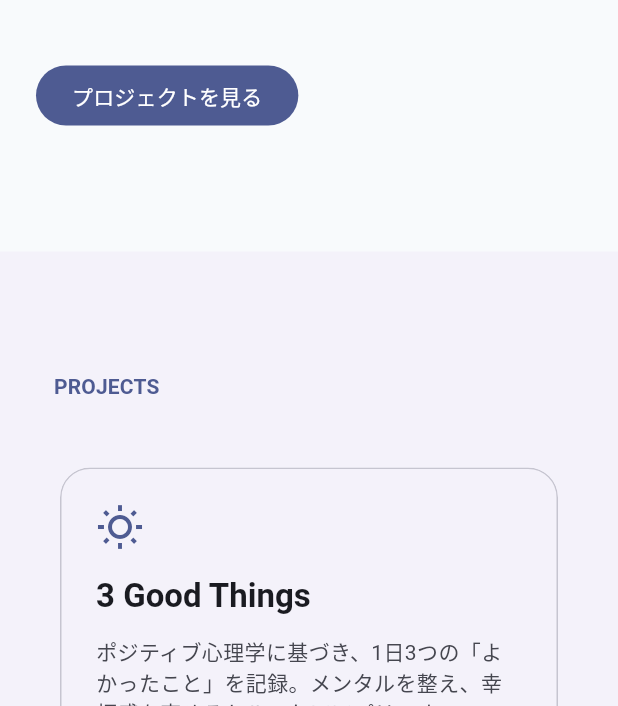
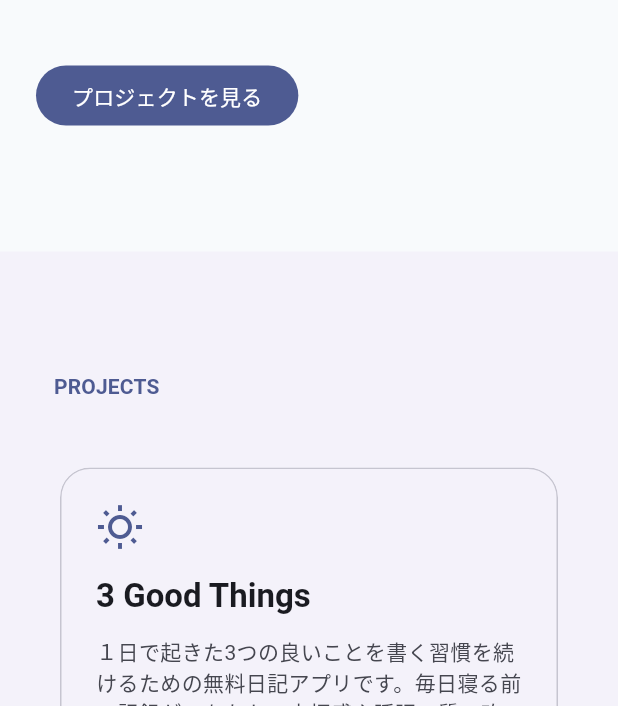
Before and after one commit to sasae-works/sasae_portal, a Flutter app: the screen it shows after launch, on a phone screen of 412 x 824 dp, the part 530-1236 px from its top. Run offline on Flutter 3.47's test engine with Material 3 defaults, Android fonts, the phone set to English and light mode, and no system bars.

Commit message:
プロジェクト情報の拡充およびアプリストアリンクの実装
- `Project` モデルを拡張し、開発背景、こだわり、各ストアリンク、公開日、バージョン情報等のフィールドを追加
- ホーム画面（`home_screen.dart`）のプロジェクトリストを更新
    - 「3 Good Things」「褒め日記」「ココロリサーチ」の各アプリ説明文を詳細化
    - 新規プロジェクト「バッグの中身」を追加
    - 全プロジェクトにストアURLや開発詳細データを追加
- プロジェクト詳細画面（`project_detail_screen.dart`）の構成変更
    - `url_launcher` を導入し、GitHubリンクの代わりに Google Play / App Store のバッジ画像ボタンを配置
    - バッジ画像アセット（`googlePlay.png`, `appStore.png`）を追加
- `pubspec.yaml` および `pubspec.lock` の更新
    - `url_launcher` および `google_fonts` パッケージを追加
    - アセットディレクトリ（`assets/`）を有効化
- プロジェクトの表示名を「Sasae Project」から「Sasae Works」へ変更
- 各プラットフォーム（iOS, macOS, Linux, Windows）のプラグイン設定ファイルを更新（`url_launcher` 対応等）

```diff
--- a/lib/main.dart
+++ b/lib/main.dart
@@ -5,6 +5,8 @@ void main() {
   runApp(const MyApp());
 }
 
+/// The main application widget for Sasae Works.
+/// Main entry point for the Sasae Works portal application.
 class MyApp extends StatelessWidget {
   const MyApp({super.key});
 
@@ -21,7 +23,7 @@ class MyApp extends StatelessWidget {
 
     return MaterialApp(
       debugShowCheckedModeBanner: false,
-      title: 'Sasae Project',
+      title: 'Sasae Works',
       theme: base.copyWith(
         scaffoldBackgroundColor: base.colorScheme.surface,
         appBarTheme: AppBarTheme(
--- a/lib/models/project.dart
+++ b/lib/models/project.dart
@@ -6,12 +6,29 @@ class Project {
     required this.icon,
     required this.description,
     required this.techStack,
+    required this.contentsText,//開発の背景
+    required this.attentionToDetail,//こだわり
+
+    //TODO もし移管できたならリンクは修正すべき
+    required this.googlePlayLink,//Googleリンク
+    required this.appStoreLink,//AppStoreリンク
+    required this.createDate,//公開日
+    required this.updateDate,//アップデート日
+    required this.version,//最新バージョン
   });
 
   final String title;
   final IconData icon;
   final String description;
+  final String contentsText;
+  final String attentionToDetail;
   final String techStack;
+  final String googlePlayLink;
+  final String appStoreLink;
+  final String createDate;
+  final String updateDate;
+  final String version;
+
 
   List<String> get techTags =>
       techStack.split(' / ').map((s) => s.trim()).where((s) => s.isNotEmpty).toList();
--- a/lib/screens/home_screen.dart
+++ b/lib/screens/home_screen.dart
@@ -177,26 +177,72 @@ class _ProjectsSection extends StatelessWidget {
       const Project(
         title: '3 Good Things',
         icon: Icons.wb_sunny_outlined,
-        description: 'ポジティブ心理学に基づき、1日3つの「よかったこと」を記録。メンタルを整え、幸福感を高めるセルフケアアプリです。',
+        description: '１日で起きた3つの良いことを書く習慣を続けるための無料日記アプリです。毎日寝る前の記録が、あなたの幸福感や睡眠の質の改善に役立つことが報告されています😴\nぜひ続けて、心地よい毎日を目指しましょう!\n\n★ このアプリがおすすめな人 ★\n・日記を習慣にしたいけど続かない\n・ネガティブな考えを改善したい\n・忙しくても自分と向き合う時間が欲しい\n・小さな幸せや成長を感じたい\n・写真や音声でも記録を残したい。\n・バックアップ対応の安心な日記アプリを探している',
+        // description: 'ポジティブ心理学に基づき、1日3つの「よかったこと」を記録。メンタルを整え、幸福感を高めるセルフケアアプリです。',
+        contentsText: "開発の背景",
+        attentionToDetail: "こだわり",
         techStack: 'Flutter / Dart / Drift',
+        googlePlayLink: 'https://play.google.com/store/apps/details?id=com.taylorsguild.three_good_things',
+        appStoreLink: 'https://apps.apple.com/jp/app/3-good-things-%E5%AF%9D%E3%82%8B%E5%89%8D3%E3%81%A4%E3%81%AE%E8%89%AF%E3%81%8B%E3%81%A3%E3%81%9F%E3%81%93%E3%81%A8%E6%97%A5%E8%A8%98/id6443807421',
+        createDate: '2022年10月26日',
+        updateDate: '2025年10月23日',
+        version: '2.1.0',
       ),
+
       const Project(
         title: '褒め日記',
         icon: Icons.thumb_up_alt_outlined,
-        description: '毎日の小さな成功を記録し、自己肯定感を高めます。Driftを用いた完全ローカル保存で、プライバシーを守ります。',
+        description: '『褒め日記』 - あなたの小さな成功を記録するアプリ！\n毎日、自分を褒めることでポジティブな自分になりましょう😊\n\n★ このアプリがおすすめな人 ★\n・日記を書く習慣を身につけたい方\n・ポジティブな思考を持ちたい方\n・忙しくて時間がない方\n・過去の思い出を振り返りたい方:\n・分かりやすい成果をみて肯定感アップ\n・SNSでのシェアを楽しみたい方',
+        // description: '毎日の小さな成功を記録し、自己肯定感を高めます。Driftを用いた完全ローカル保存で、プライバシーを守ります。',
+        contentsText: "開発の背景",
+        attentionToDetail: "こだわり",
         techStack: 'Flutter / Dart / Drift',
+        googlePlayLink: 'https://play.google.com/store/apps/details?id=com.taylorsguild.homerarejyouzu',
+        appStoreLink: 'https://apps.apple.com/jp/app/%E8%A4%92%E3%82%81%E6%97%A5%E8%A8%98/id1617944420',
+        createDate: '2022年3月29日',
+        updateDate: '2025年6月19日',
+        version: '1.8.0',
       ),
       const Project(
         title: 'ココロリサーチ',
         icon: Icons.favorite_border_rounded,
-        description: 'うつや双極性障害の方の生活リズムを可視化。医師への提示もスムーズにする活動記録ツールです。',
+        description: 'うつや双極性障害の方や復職を目指している方の生活リズムを可視化。\n医師への提示もスムーズにする活動記録ツールです。\n\n★ このアプリがおすすめな人 ★\n✓生活パターンを客観的に見たい方\n✓昼夜逆転など崩れた生活リズムの改善したい\n✓メンタルヘルスの不調（うつ病、双極性障害、統合失調症など）や病気、怪我などからの復職や就職を目指したい\n✓病気の再発防止とセルフケア\n✓ストレスを感じる活動や気分が良くなる活動を知りたい\n✓お薬の管理と飲み忘れを防止\n✓主治医や職場の方とデータを共有し、アドバイスや今後の目標を立てられる',
+        // description: 'うつや双極性障害の方の生活リズムを可視化。医師への提示もスムーズにする活動記録ツールです。',
+        contentsText: "双極性障害の方や復職したい人向けのアプリが数少なく、また既にある物を使ってみて自分なりにこうした方が使いやすいのではないかと思い、その他の必要と思える機能の追加（お薬の飲み忘れ防止など）を付け加えて作ってみました",
+        attentionToDetail: "こだわり",
         techStack: 'Flutter / Dart / Drift',
+        googlePlayLink: 'https://play.google.com/store/apps/details?id=com.taylorsguild.kokoro_research',
+        appStoreLink: 'https://apps.apple.com/jp/app/%E3%82%B3%E3%82%B3%E3%83%AD%E3%83%AA%E3%82%B5%E3%83%BC%E3%83%81/id6499306435',
+        createDate: '2024年9月18日',
+        updateDate: '2025年10月22日',
+        version: '1.3.0',
+      ),
+      const Project(
+        title: 'バッグの中身',
+        icon: Icons.restaurant_menu_rounded,
+        description: 'かばんの中の持ち物管理用アプリです。\nこんなことはありませんか？\n・よく忘れ物をする\n・外出中に財布や傘など、荷物を家に置き忘れてないか気になる。\nそんなお悩みを解決します！\n\n★ このアプリがおすすめな人 ★\n・バッグに入れ忘れた物を確認したい人\n・バッグに何が入っているかスマホで確認したい\n・バッグを沢山使い分けて物の行方が分からなくなる人',
+        // description: '\n・画像を登録できるので1つ1つのもちものの確認がしやすいです。\n・ホーム画面でその日にいる持ち物を選択し、用意したかどうかチェック！\n・追加画面でもちものを登録できます。\n・編集画面で画像の変更や名前の変更、削除が可能。\nさぁ、このアプリで忘れ物の悩みから解放されよう！',
+        contentsText: "開発の背景",
+        attentionToDetail: "こだわり",
+        techStack: 'Flutter / Dart / Drift',
+        googlePlayLink: 'https://play.google.com/store/apps/details?id=com.taylorsguild.simple_contents_of_bag',
+        appStoreLink: 'https://apps.apple.com/jp/app/%E3%83%90%E3%83%83%E3%82%B0%E3%81%AE%E4%B8%AD%E8%BA%AB/id1626800664',
+        createDate: '2022年6月22日',
+        updateDate: '2022年6月22日',
+        version: '1.0.0',
       ),
       const Project(
         title: '焼肉判定AI（Preparing）',
         icon: Icons.restaurant_menu_rounded,
         description: 'YOLOを用いた画像認識で、肉の焼き加減をリアルタイム判別。色覚の多様性をサポートする挑戦的なプロジェクトです。',
+        contentsText: "開発の背景",
+        attentionToDetail: "こだわり",
         techStack: 'Flutter / YOLO / Python',
+        googlePlayLink: '',
+        appStoreLink: '',
+        createDate: '',
+        updateDate: '',
+        version: '1.0.0',
       ),
     ];
 
```
Also changed, not shown: lib/screens/project_detail_screen.dart (+14 -15 lines), pubspec.yaml (+6 -3 lines), assets/appStore.png (added), assets/googlePlay.png (added), pubspec.lock, 5 other files.
